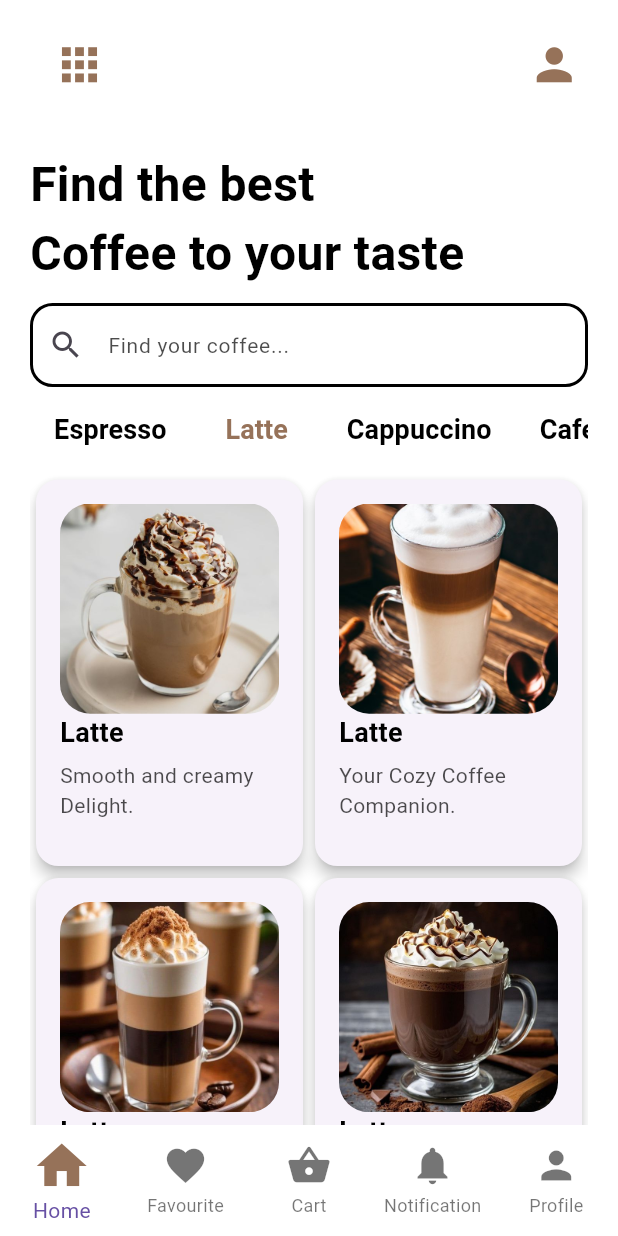
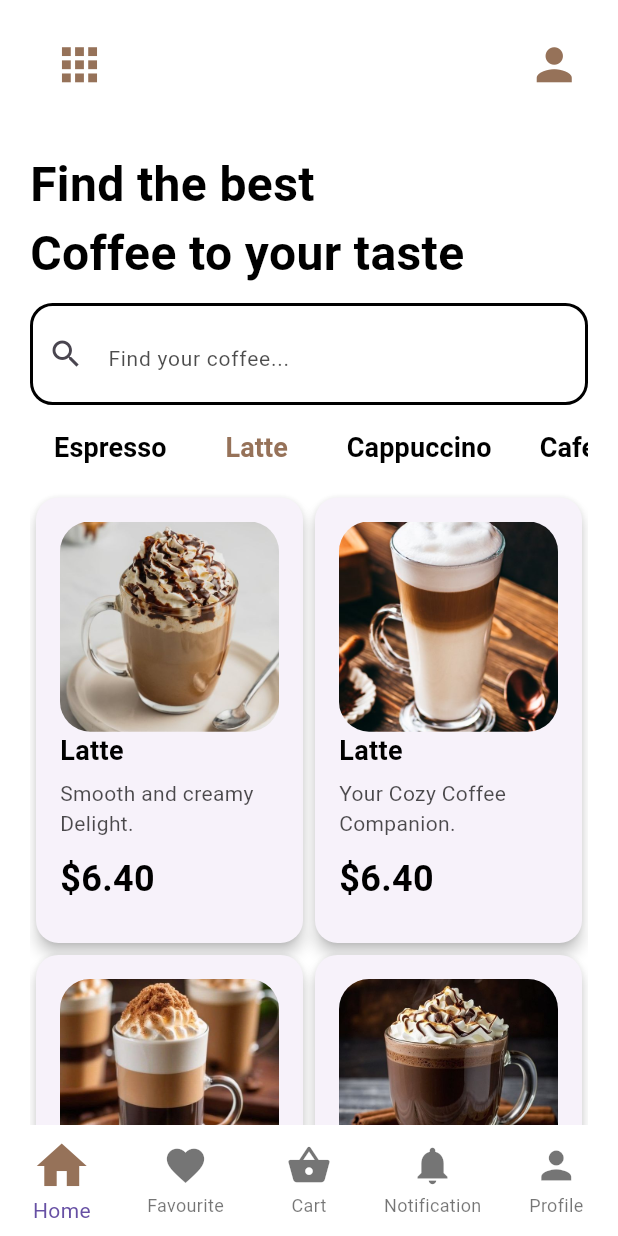
Before and after one commit to CSI-Trainee-2024/Task5_Naman_2312090, a Flutter app: the BottomNavigation screen opened directly, after a tap on "Latte", on a phone screen of 412 x 824 dp. Run offline on Flutter 3.47's test engine with Material 3 defaults, Android fonts, the phone set to English and light mode, and no system bars; our stand-ins replace font_awesome_flutter; Roboto replaces fonts that are missing (Poppins).

Commit message:
added the price tag in each coffee type

```diff
--- a/lib/subScreens/coffee.dart
+++ b/lib/subScreens/coffee.dart
@@ -13,8 +13,9 @@
   final List<Map<String, String>> coffeeData = [
     {
       "name": "Espresso",
+      "price": "\$4.20",
       "description1": "Bold Flavor, Pure Energy.",
-      "description2": "Richness in Every Sip.",
+      "description2": "Richness in Every Sip you drink.",
       "description3": "Crafted for Coffee Lovers.",
       "description4": "Instant Boost, Lasting Flavor.",
       "description5": "Elevate Your Coffee Experience.",
@@ -28,6 +29,7 @@
     },
     {
       "name": "Latte",
+      "price": "\$6.40",
       "description1": "Smooth and creamy Delight.",
       "description2": "Your Cozy Coffee Companion.",
       "description3": "A Warm Hug in a Cup.",
@@ -43,6 +45,7 @@
     },
     {
       "name": "Cappuccino",
+      "price": "\$7.00",
       "description1": "Cappuccino: Foam Your Day.",
       "description2": "Sip, Smile, Repeat.",
       "description3": "Awaken Your Senses Today.",
@@ -58,6 +61,7 @@
     },
     {
       "name": "Cafetiere",
+      "price": "\$5.70",
       "description1": "Rich, full-bodied coffee.",
       "description2": "Savor the French Press Magic.",
       "description3": "Awaken Your Senses, Press On.",
@@ -129,11 +133,11 @@
       mainAxisAlignment: MainAxisAlignment.spaceEvenly,
       children: [
         SizedBox(
-          height: MediaQuery.of(context).size.height * 0.95,
+          height: MediaQuery.of(context).size.height * 1.07,
           child: Expanded(
             child: GridView(
               gridDelegate: SliverGridDelegateWithFixedCrossAxisCount(
-                  crossAxisCount: 2, childAspectRatio: 0.7),
+                  crossAxisCount: 2, childAspectRatio: 0.61),
               children: [
                 Card(
                   elevation: 4,
@@ -164,6 +168,17 @@
                           selectedCoffee!["description1"]!,
                           style: textTheme.lightTextTheme.bodySmall,
                         ),
+                        SizedBox(
+                          height: 10.0,
+                        ),
+                        Row(
+                          children: [
+                            Text(
+                              selectedCoffee!["price"]!,
+                              style: textTheme.lightTextTheme.bodyLarge,
+                            ),
+                          ],
+                        )
                       ],
                     ),
                   ),
@@ -197,6 +212,13 @@
                           selectedCoffee!["description2"]!,
                           style: textTheme.lightTextTheme.bodySmall,
                         ),
+                        SizedBox(
+                          height: 10.0,
+                        ),
+                        Text(
+                          selectedCoffee!["price"]!,
+                          style: textTheme.lightTextTheme.bodyLarge,
+                        )
                       ],
                     ),
                   ),
@@ -230,6 +252,13 @@
                           selectedCoffee!["description3"]!,
                           style: textTheme.lightTextTheme.bodySmall,
                         ),
+                        SizedBox(
+                          height: 10.0,
+                        ),
+                        Text(
+                          selectedCoffee!["price"]!,
+                          style: textTheme.lightTextTheme.bodyLarge,
+                        )
                       ],
                     ),
                   ),
@@ -263,6 +292,13 @@
                           selectedCoffee!["description4"]!,
                           style: textTheme.lightTextTheme.bodySmall,
                         ),
+                        SizedBox(
+                          height: 10.0,
+                        ),
+                        Text(
+                          selectedCoffee!["price"]!,
+                          style: textTheme.lightTextTheme.bodyLarge,
+                        )
                       ],
                     ),
                   ),
@@ -296,6 +332,13 @@
                           selectedCoffee!["description5"]!,
                           style: textTheme.lightTextTheme.bodySmall,
                         ),
+                        SizedBox(
+                          height: 10.0,
+                        ),
+                        Text(
+                          selectedCoffee!["price"]!,
+                          style: textTheme.lightTextTheme.bodyLarge,
+                        )
                       ],
                     ),
                   ),
@@ -329,6 +372,13 @@
                           selectedCoffee!["description6"]!,
                           style: textTheme.lightTextTheme.bodySmall,
                         ),
+                        SizedBox(
+                          height: 10.0,
+                        ),
+                        Text(
+                          selectedCoffee!["price"]!,
+                          style: textTheme.lightTextTheme.bodyLarge,
+                        )
                       ],
                     ),
                   ),
--- a/lib/utils/theme/custom_theme/text_theme.dart
+++ b/lib/utils/theme/custom_theme/text_theme.dart
@@ -5,30 +5,78 @@
   textTheme._();
 
   static TextTheme lightTextTheme = TextTheme(
-    headlineLarge: const TextStyle().copyWith(fontSize: 32,fontWeight: FontWeight.bold,color: colors.secondaryColor),
-    headlineMedium: const TextStyle().copyWith(fontSize: 18,fontWeight: FontWeight.w600,color: colors.secondaryColor),
-    headlineSmall: const TextStyle().copyWith(fontSize: 16,fontWeight: FontWeight.w400,color: colors.secondaryColor),
-
-    titleLarge: const TextStyle().copyWith(fontSize: 20,fontWeight: FontWeight.w700,color: colors.primaryColor),
-    titleMedium: const TextStyle().copyWith(fontSize: 16,fontWeight: FontWeight.normal,color: colors.primaryColor),
-    titleSmall: const TextStyle().copyWith(fontSize: 16,fontWeight: FontWeight.w700,color: colors.primaryColor),
-
-    bodyLarge: const TextStyle().copyWith(fontSize: 16,fontWeight: FontWeight.w500,color:colors.secondaryColor),
-    bodyMedium: const TextStyle().copyWith(fontSize: 14,fontWeight: FontWeight.normal,color: colors.secondaryColor),
-    bodySmall: const TextStyle().copyWith(fontSize: 14,fontWeight: FontWeight.w400,color: colors.secondaryColor.withOpacity(0.7))
-  );
+      headlineLarge: const TextStyle().copyWith(
+          fontSize: 32,
+          fontWeight: FontWeight.bold,
+          color: colors.secondaryColor),
+      headlineMedium: const TextStyle().copyWith(
+          fontSize: 18,
+          fontWeight: FontWeight.w600,
+          color: colors.secondaryColor),
+      headlineSmall: const TextStyle().copyWith(
+          fontSize: 16,
+          fontWeight: FontWeight.w400,
+          color: colors.secondaryColor),
+      titleLarge: const TextStyle().copyWith(
+          fontSize: 20,
+          fontWeight: FontWeight.w700,
+          color: colors.primaryColor),
+      titleMedium: const TextStyle().copyWith(
+          fontSize: 16,
+          fontWeight: FontWeight.normal,
+          color: colors.primaryColor),
+      titleSmall: const TextStyle().copyWith(
+          fontSize: 16,
+          fontWeight: FontWeight.w700,
+          color: colors.primaryColor),
+      bodyLarge: const TextStyle().copyWith(
+          fontSize: 24,
+          fontWeight: FontWeight.w600,
+          color: colors.secondaryColor),
+      bodyMedium: const TextStyle().copyWith(
+          fontSize: 14,
+          fontWeight: FontWeight.normal,
+          color: colors.secondaryColor),
+      bodySmall: const TextStyle().copyWith(
+          fontSize: 14,
+          fontWeight: FontWeight.w400,
+          color: colors.secondaryColor.withOpacity(0.7)));
 
   static TextTheme darkTextTheme = TextTheme(
-    headlineLarge: const TextStyle().copyWith(fontSize: 32,fontWeight: FontWeight.bold,color: colors.primaryColor),
-    headlineMedium: const TextStyle().copyWith(fontSize: 24,fontWeight: FontWeight.w600,color: colors.primaryColor),
-    headlineSmall: const TextStyle().copyWith(fontSize: 16,fontWeight: FontWeight.w600,color: colors.primaryColor),
-
-    titleLarge: const TextStyle().copyWith(fontSize: 20,fontWeight: FontWeight.w700,color: colors.secondaryColor),
-    titleMedium: const TextStyle().copyWith(fontSize: 16,fontWeight: FontWeight.w700,color: colors.secondaryColor),
-    titleSmall: const TextStyle().copyWith(fontSize: 16,fontWeight: FontWeight.w700,color: colors.secondaryColor),
-
-    bodyLarge: const TextStyle().copyWith(fontSize: 16,fontWeight: FontWeight.w500,color: colors.primaryColor),
-    bodyMedium: const TextStyle().copyWith(fontSize: 14,fontWeight: FontWeight.normal,color: colors.primaryColor),
-    bodySmall: const TextStyle().copyWith(fontSize: 20,fontWeight: FontWeight.w400,color: colors.primaryColor.withOpacity(0.7))
-  );
+      headlineLarge: const TextStyle().copyWith(
+          fontSize: 32,
+          fontWeight: FontWeight.bold,
+          color: colors.primaryColor),
+      headlineMedium: const TextStyle().copyWith(
+          fontSize: 24,
+          fontWeight: FontWeight.w600,
+          color: colors.primaryColor),
+      headlineSmall: const TextStyle().copyWith(
+          fontSize: 16,
+          fontWeight: FontWeight.w600,
+          color: colors.primaryColor),
+      titleLarge: const TextStyle().copyWith(
+          fontSize: 20,
+          fontWeight: FontWeight.w700,
+          color: colors.secondaryColor),
+      titleMedium: const TextStyle().copyWith(
+          fontSize: 16,
+          fontWeight: FontWeight.w700,
+          color: colors.secondaryColor),
+      titleSmall: const TextStyle().copyWith(
+          fontSize: 16,
+          fontWeight: FontWeight.w700,
+          color: colors.secondaryColor),
+      bodyLarge: const TextStyle().copyWith(
+          fontSize: 16,
+          fontWeight: FontWeight.w500,
+          color: colors.primaryColor),
+      bodyMedium: const TextStyle().copyWith(
+          fontSize: 14,
+          fontWeight: FontWeight.normal,
+          color: colors.primaryColor),
+      bodySmall: const TextStyle().copyWith(
+          fontSize: 20,
+          fontWeight: FontWeight.w400,
+          color: colors.primaryColor.withOpacity(0.7)));
 }
```
